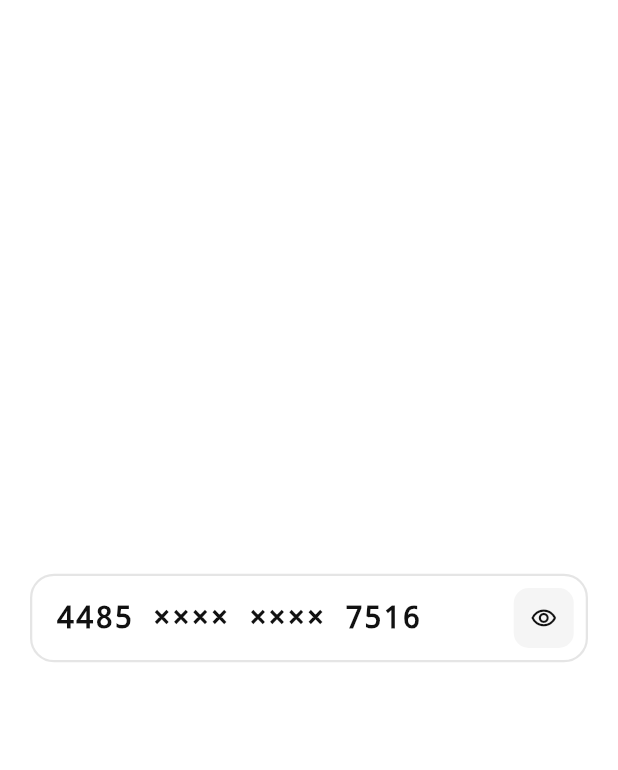
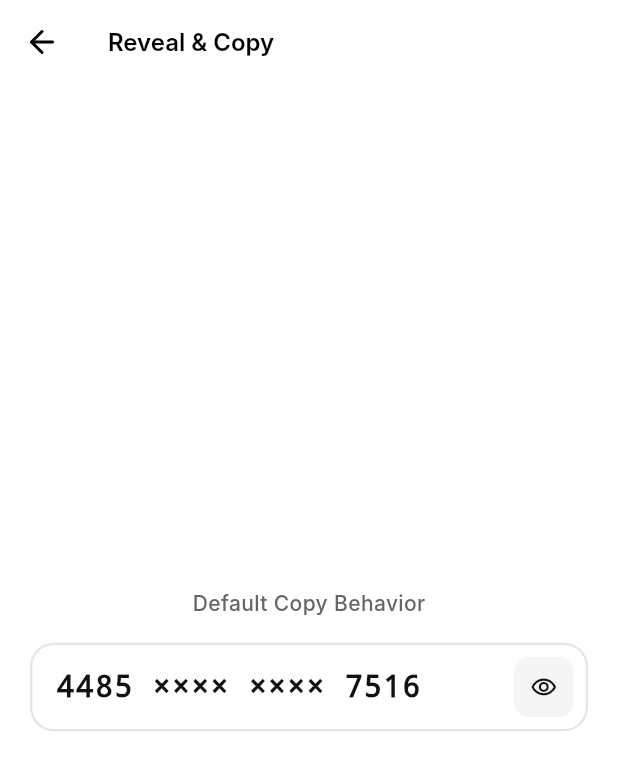
Before and after one commit to lportals/flutter_ui_interactions, a Flutter app: the RevealCopyShowcase screen opened directly, on a phone screen of 412 x 824 dp. Shown: the top 770 px of the screen. Run offline on Flutter 3.47's test engine with Material 3 defaults, Android fonts, the phone set to English and light mode, and no system bars; our stand-ins replace lucide_icons; Roboto replaces fonts that are missing (Inter).

Commit message:
feat: setup showcases gallery structure

```diff
--- a/lib/main.dart
+++ b/lib/main.dart
@@ -1,5 +1,5 @@
 import 'package:flutter/material.dart';
-import 'components/reveal_and_copy/reveal_copy_interaction.dart';
+import 'home_page.dart';
 
 void main() {
   runApp(const RevealAndCopyApp());
@@ -12,63 +12,15 @@ class RevealAndCopyApp extends StatelessWidget {
   @override
   Widget build(BuildContext context) {
     return MaterialApp(
-      title: 'Reveal and Copy Interaction',
+      title: 'Flutter UI Components',
       debugShowCheckedModeBanner: false,
       theme: ThemeData(
         brightness: Brightness.light,
-        scaffoldBackgroundColor: const Color(0xFFFFFFFF),
+        scaffoldBackgroundColor: const Color(0xFFFAFAFA),
         useMaterial3: true,
         fontFamily: 'Inter',
       ),
-      home: const RevealCopyShowcase(),
+      home: const HomePage(),
     );
   }
 }
-
-class RevealCopyShowcase extends StatefulWidget {
-  const RevealCopyShowcase({super.key});
-
-  @override
-  State<RevealCopyShowcase> createState() => _RevealCopyShowcaseState();
-}
-
-class _RevealCopyShowcaseState extends State<RevealCopyShowcase> {
-  @override
-  Widget build(BuildContext context) {
-    return Scaffold(
-      body: Center(
-        child: Padding(
-          padding: const EdgeInsets.symmetric(horizontal: 20.0),
-          child: Column(
-            mainAxisSize: MainAxisSize.min,
-            children: [
-              // We only keep the copy behavior visible in the UI for aesthetic reasons
-              RevealCopyInteraction(
-                value: '4485 2291 0034 7516',
-                onCopied: () {
-                  ScaffoldMessenger.of(context).showSnackBar(
-                    const SnackBar(
-                      content: Text('Copied to clipboard!'),
-                      behavior: SnackBarBehavior.floating,
-                      duration: Duration(seconds: 2),
-                    ),
-                  );
-                },
-              ),
-
-              /*
-              // Example of Read-Only behavior (hidden in UI but kept in code for reference)
-              const SizedBox(height: 32),
-              const RevealCopyInteraction(
-                value: 'SECRET_API_KEY_12345',
-                enableCopy: false,
-                successColor: Colors.blueAccent,
-              ),
-              */
-            ],
-          ),
-        ),
-      ),
-    );
-  }
-}
--- /dev/null
+++ b/lib/showcases/reveal_copy_showcase.dart
@@ -0,0 +1,86 @@
+import 'package:flutter/material.dart';
+import '../components/reveal_and_copy/reveal_copy_interaction.dart';
+import 'package:lucide_icons/lucide_icons.dart';
+
+class RevealCopyShowcase extends StatefulWidget {
+  const RevealCopyShowcase({super.key});
+
+  @override
+  State<RevealCopyShowcase> createState() => _RevealCopyShowcaseState();
+}
+
+class _RevealCopyShowcaseState extends State<RevealCopyShowcase> {
+  @override
+  Widget build(BuildContext context) {
+    return Scaffold(
+      backgroundColor: Colors.white,
+      appBar: AppBar(
+        backgroundColor: Colors.white,
+        elevation: 0,
+        scrolledUnderElevation: 0,
+        leading: IconButton(
+          icon: const Icon(LucideIcons.arrowLeft, color: Colors.black),
+          onPressed: () => Navigator.of(context).pop(),
+        ),
+        title: const Text(
+          'Reveal & Copy',
+          style: TextStyle(
+            color: Colors.black,
+            fontSize: 16,
+            fontWeight: FontWeight.w600,
+          ),
+        ),
+      ),
+      body: Center(
+        child: Padding(
+          padding: const EdgeInsets.symmetric(horizontal: 20.0),
+          child: Column(
+            mainAxisSize: MainAxisSize.min,
+            children: [
+              const Text(
+                'Default Copy Behavior',
+                style: TextStyle(
+                  fontSize: 14,
+                  fontWeight: FontWeight.w500,
+                  color: Color(0xFF666666),
+                ),
+              ),
+              const SizedBox(height: 16),
+              RevealCopyInteraction(
+                value: '4485 2291 0034 7516',
+                onCopied: () {
+                  ScaffoldMessenger.of(context).showSnackBar(
+                    const SnackBar(
+                      content: Text('Copied to clipboard!'),
+                      behavior: SnackBarBehavior.floating,
+                      duration: Duration(seconds: 2),
+                    ),
+                  );
+                },
+              ),
+
+              /*
+              // Example of Read-Only behavior (hidden in UI but kept in code for reference)
+              const SizedBox(height: 48),
+              const Text(
+                'Read-Only Mode',
+                style: TextStyle(
+                  fontSize: 14,
+                  fontWeight: FontWeight.w500,
+                  color: Color(0xFF666666),
+                ),
+              ),
+              const SizedBox(height: 16),
+              const RevealCopyInteraction(
+                value: 'SECRET_API_KEY_12345',
+                enableCopy: false,
+                successColor: Colors.blueAccent,
+              ),
+              */
+            ],
+          ),
+        ),
+      ),
+    );
+  }
+}
```
Also changed, not shown: lib/home_page.dart (added, +158 -0 lines).
